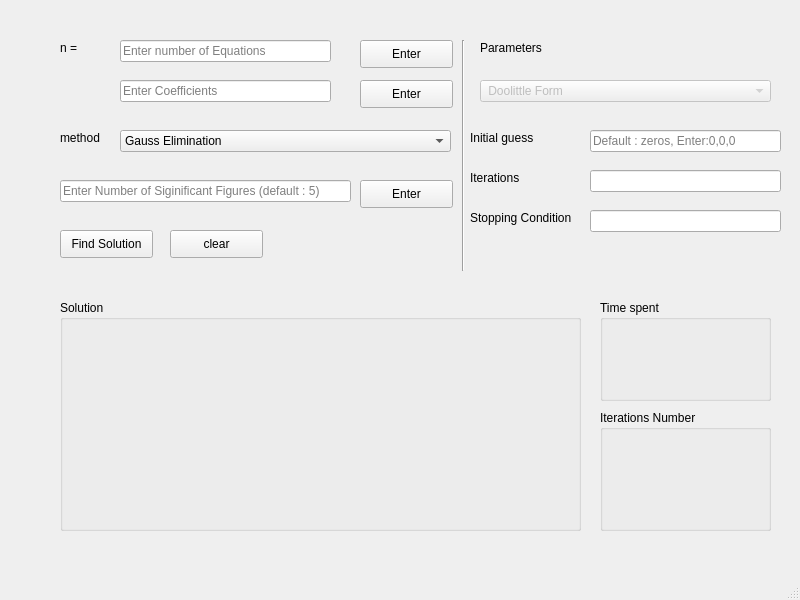
Qt form test.ui (Ali-El-Deen575/Solving-Linear-Equations) before a commit.
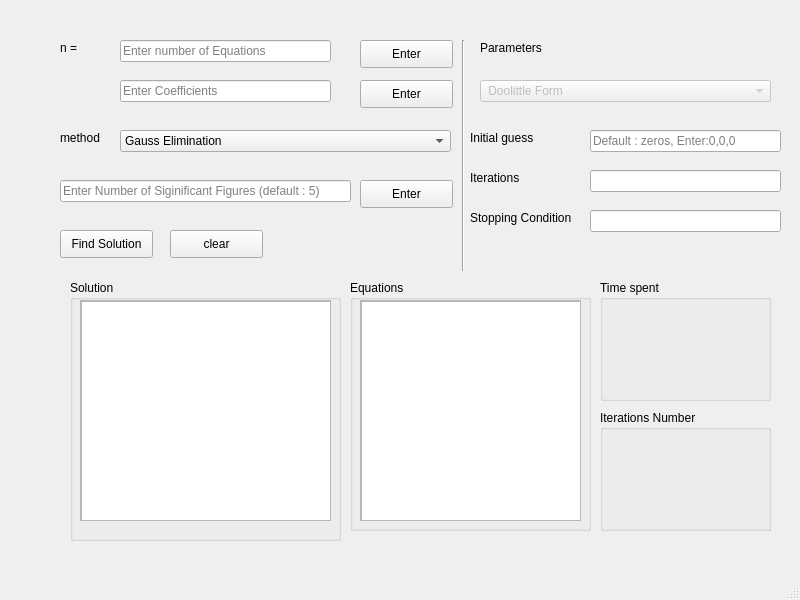
The same form after that commit.

Diff of the .ui file:
```diff
--- a/test.ui
+++ b/test.ui
@@ -330,36 +330,62 @@
    <widget class="QGroupBox" name="groupBox">
     <property name="geometry">
      <rect>
-      <x>60</x>
-      <y>300</y>
-      <width>521</width>
-      <height>231</height>
+      <x>70</x>
+      <y>280</y>
+      <width>271</width>
+      <height>261</height>
      </rect>
     </property>
     <property name="title">
      <string>Solution</string>
     </property>
-    <widget class="QLabel" name="result">
+    <widget class="QScrollArea" name="scrollArea">
      <property name="geometry">
       <rect>
        <x>10</x>
-       <y>40</y>
-       <width>461</width>
-       <height>161</height>
+       <y>20</y>
+       <width>251</width>
+       <height>221</height>
       </rect>
      </property>
-     <property name="text">
-      <string/>
+     <property name="sizeAdjustPolicy">
+      <enum>QAbstractScrollArea::AdjustToContents</enum>
      </property>
+     <property name="widgetResizable">
+      <bool>true</bool>
+     </property>
+     <widget class="QWidget" name="scrollAreaWidgetContents">
+      <property name="geometry">
+       <rect>
+        <x>0</x>
+        <y>0</y>
+        <width>249</width>
+        <height>219</height>
+       </rect>
+      </property>
+      <widget class="QTextEdit" name="result">
+       <property name="geometry">
+        <rect>
+         <x>0</x>
+         <y>0</y>
+         <width>251</width>
+         <height>221</height>
+        </rect>
+       </property>
+       <property name="readOnly">
+        <bool>true</bool>
+       </property>
+      </widget>
+     </widget>
     </widget>
    </widget>
    <widget class="QGroupBox" name="groupBox_2">
     <property name="geometry">
      <rect>
       <x>600</x>
-      <y>300</y>
+      <y>280</y>
       <width>171</width>
-      <height>101</height>
+      <height>121</height>
      </rect>
     </property>
     <property name="title">
@@ -405,6 +431,58 @@
      </property>
     </widget>
    </widget>
+   <widget class="QGroupBox" name="groupBox_4">
+    <property name="geometry">
+     <rect>
+      <x>350</x>
+      <y>280</y>
+      <width>241</width>
+      <height>251</height>
+     </rect>
+    </property>
+    <property name="title">
+     <string>Equations</string>
+    </property>
+    <widget class="QScrollArea" name="scrollArea_2">
+     <property name="geometry">
+      <rect>
+       <x>10</x>
+       <y>20</y>
+       <width>221</width>
+       <height>221</height>
+      </rect>
+     </property>
+     <property name="sizeAdjustPolicy">
+      <enum>QAbstractScrollArea::AdjustToContents</enum>
+     </property>
+     <property name="widgetResizable">
+      <bool>true</bool>
+     </property>
+     <widget class="QWidget" name="scrollAreaWidgetContents_2">
+      <property name="geometry">
+       <rect>
+        <x>0</x>
+        <y>0</y>
+        <width>219</width>
+        <height>219</height>
+       </rect>
+      </property>
+      <widget class="QTextEdit" name="view">
+       <property name="geometry">
+        <rect>
+         <x>0</x>
+         <y>0</y>
+         <width>221</width>
+         <height>221</height>
+        </rect>
+       </property>
+       <property name="readOnly">
+        <bool>true</bool>
+       </property>
+      </widget>
+     </widget>
+    </widget>
+   </widget>
   </widget>
   <widget class="QMenuBar" name="menubar">
    <property name="geometry">
```
